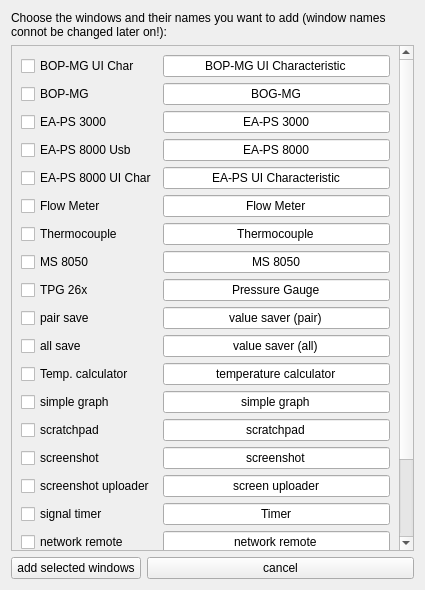
Qt form windowadderwindow.ui (bchjoerni/mlab) before a commit.
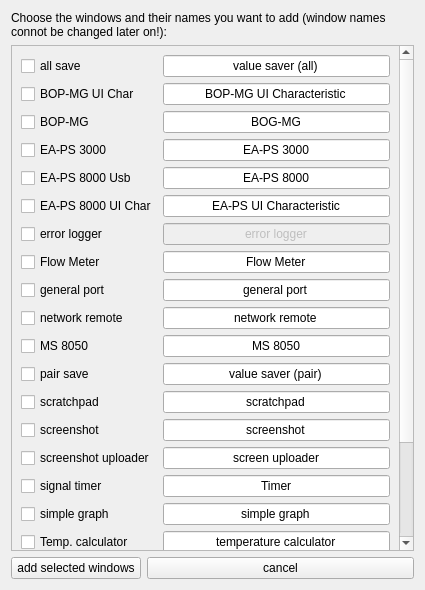
The same form after that commit.

Patch:
```diff
--- a/windowadderwindow.ui
+++ b/windowadderwindow.ui
@@ -23,27 +23,91 @@
       <property name="geometry">
        <rect>
         <x>0</x>
-        <y>-264</y>
+        <y>0</y>
         <width>392</width>
-        <height>789</height>
+        <height>826</height>
        </rect>
       </property>
       <layout class="QGridLayout" name="gridLayout_2">
-       <item row="12" column="0">
-        <widget class="QCheckBox" name="chb_simpleGraph">
+       <item row="6" column="0">
+        <widget class="QCheckBox" name="chb_eaps8000UsbUIChar">
          <property name="text">
-          <string>simple graph</string>
+          <string>EA-PS 8000 UI Char</string>
          </property>
         </widget>
        </item>
-       <item row="0" column="0">
+       <item row="29" column="0">
+        <widget class="QCheckBox" name="chb_thermocouple">
+         <property name="text">
+          <string>Thermocouple</string>
+         </property>
+        </widget>
+       </item>
+       <item row="4" column="0">
+        <widget class="QCheckBox" name="chb_eaps3000">
+         <property name="text">
+          <string>EA-PS 3000</string>
+         </property>
+        </widget>
+       </item>
+       <item row="29" column="1">
+        <widget class="QLineEdit" name="txt_thermocouple">
+         <property name="text">
+          <string>Thermocouple</string>
+         </property>
+         <property name="alignment">
+          <set>Qt::AlignCenter</set>
+         </property>
+        </widget>
+       </item>
+       <item row="27" column="1">
+        <widget class="QLineEdit" name="txt_calcTemperature">
+         <property name="text">
+          <string>temperature calculator</string>
+         </property>
+         <property name="alignment">
+          <set>Qt::AlignCenter</set>
+         </property>
+        </widget>
+       </item>
+       <item row="31" column="1">
+        <widget class="QLineEdit" name="txt_tpg26x">
+         <property name="text">
+          <string>Pressure Gauge</string>
+         </property>
+         <property name="alignment">
+          <set>Qt::AlignCenter</set>
+         </property>
+        </widget>
+       </item>
+       <item row="3" column="1">
+        <widget class="QLineEdit" name="txt_bogMg">
+         <property name="text">
+          <string>BOG-MG</string>
+         </property>
+         <property name="alignment">
+          <set>Qt::AlignCenter</set>
+         </property>
+        </widget>
+       </item>
+       <item row="8" column="1">
+        <widget class="QLineEdit" name="txt_flowMeter">
+         <property name="text">
+          <string>Flow Meter</string>
+         </property>
+         <property name="alignment">
+          <set>Qt::AlignCenter</set>
+         </property>
+        </widget>
+       </item>
+       <item row="2" column="0">
         <widget class="QCheckBox" name="chb_bopmgUiChar">
          <property name="text">
           <string>BOP-MG UI Char</string>
          </property>
         </widget>
        </item>
-       <item row="2" column="1">
+       <item row="4" column="1">
         <widget class="QLineEdit" name="txt_eaps3000">
          <property name="text">
           <string>EA-PS 3000</string>
@@ -53,7 +117,7 @@
          </property>
         </widget>
        </item>
-       <item row="3" column="1">
+       <item row="5" column="1">
         <widget class="QLineEdit" name="txt_eaps8000Usb">
          <property name="text">
           <string>EA-PS 8000</string>
@@ -63,103 +127,48 @@
          </property>
         </widget>
        </item>
-       <item row="14" column="1">
-        <widget class="QLineEdit" name="txt_screenshot">
-         <property name="text">
-          <string>screenshot</string>
-         </property>
-         <property name="alignment">
-          <set>Qt::AlignCenter</set>
-         </property>
-        </widget>
-       </item>
-       <item row="17" column="1">
-        <widget class="QLineEdit" name="txt_signalTimer">
-         <property name="text">
-          <string>Timer</string>
-         </property>
-         <property name="alignment">
-          <set>Qt::AlignCenter</set>
-         </property>
-        </widget>
-       </item>
-       <item row="21" column="0">
-        <widget class="QCheckBox" name="chb_powerMeterTest">
-         <property name="text">
-          <string>TEST power meter</string>
-         </property>
-        </widget>
-       </item>
-       <item row="13" column="0">
-        <widget class="QCheckBox" name="chb_scratchpad">
-         <property name="text">
-          <string>scratchpad</string>
-         </property>
-        </widget>
-       </item>
-       <item row="12" column="1">
-        <widget class="QLineEdit" name="txt_simpleGraph">
-         <property name="text">
-          <string>simple graph</string>
-         </property>
-         <property name="alignment">
-          <set>Qt::AlignCenter</set>
-         </property>
-        </widget>
-       </item>
-       <item row="8" column="0">
+       <item row="31" column="0">
         <widget class="QCheckBox" name="chb_tpg26x">
          <property name="text">
           <string>TPG 26x</string>
          </property>
         </widget>
        </item>
-       <item row="3" column="0">
+       <item row="5" column="0">
         <widget class="QCheckBox" name="chb_eaps8000Usb">
          <property name="text">
           <string>EA-PS 8000 Usb</string>
          </property>
         </widget>
        </item>
-       <item row="19" column="0">
+       <item row="42" column="0">
         <widget class="QCheckBox" name="chb_tsh071">
          <property name="text">
           <string>TSH071</string>
          </property>
         </widget>
        </item>
-       <item row="11" column="0">
-        <widget class="QCheckBox" name="chb_calcTemperature">
+       <item row="25" column="1">
+        <widget class="QLineEdit" name="txt_simpleGraph">
          <property name="text">
-          <string>Temp. calculator</string>
+          <string>simple graph</string>
          </property>
-        </widget>
-       </item>
-       <item row="4" column="0">
-        <widget class="QCheckBox" name="chb_eaps8000UsbUIChar">
-         <property name="text">
-          <string>EA-PS 8000 UI Char</string>
+         <property name="alignment">
+          <set>Qt::AlignCenter</set>
          </property>
         </widget>
        </item>
-       <item row="20" column="0">
-        <widget class="QCheckBox" name="chb_generalPort">
+       <item row="14" column="1">
+        <widget class="QLineEdit" name="txt_scratchpad">
          <property name="text">
-          <string>general port</string>
+          <string>scratchpad</string>
          </property>
-        </widget>
-       </item>
-       <item row="10" column="1">
-        <widget class="QLineEdit" name="txt_allSave">
-         <property name="text">
-          <string>value saver (all)</string>
-         </property>
          <property name="alignment">
           <set>Qt::AlignCenter</set>
          </property>
         </widget>
        </item>
-       <item row="7" column="1">
+       <item row="12" column="1">
         <widget class="QLineEdit" name="txt_ms8050">
          <property name="text">
           <string>MS 8050</string>
@@ -169,51 +178,14 @@
          </property>
         </widget>
        </item>
-       <item row="21" column="1">
-        <widget class="QLineEdit" name="txt_test">
+       <item row="8" column="0">
+        <widget class="QCheckBox" name="chb_flowMeter">
          <property name="text">
-          <string>TEST</string>
+          <string>Flow Meter</string>
          </property>
-         <property name="alignment">
-          <set>Qt::AlignCenter</set>
-         </property>
         </widget>
        </item>
-       <item row="15" column="1">
-        <widget class="QLineEdit" name="txt_screenUploader">
-         <property name="text">
-          <string>screen uploader</string>
-         </property>
-         <property name="alignment">
-          <set>Qt::AlignCenter</set>
-         </property>
-        </widget>
-       </item>
-       <item row="6" column="0">
-        <widget class="QCheckBox" name="chb_thermocouple">
-         <property name="text">
-          <string>Thermocouple</string>
-         </property>
-        </widget>
-       </item>
-       <item row="6" column="1">
-        <widget class="QLineEdit" name="txt_thermocouple">
-         <property name="text">
-          <string>Thermocouple</string>
-         </property>
-         <property name="alignment">
-          <set>Qt::AlignCenter</set>
-         </property>
-        </widget>
-       </item>
-       <item row="2" column="0">
-        <widget class="QCheckBox" name="chb_eaps3000">
-         <property name="text">
-          <string>EA-PS 3000</string>
-         </property>
-        </widget>
-       </item>
-       <item row="19" column="1">
+       <item row="42" column="1">
         <widget class="QLineEdit" name="txt_tsh071">
          <property name="text">
           <string>Vacuum pump</string>
@@ -223,7 +195,7 @@
          </property>
         </widget>
        </item>
-       <item row="4" column="1">
+       <item row="6" column="1">
         <widget class="QLineEdit" name="txt_eaps8000UsbUIChar">
          <property name="text">
           <string>EA-PS UI Characteristic</string>
@@ -233,14 +205,7 @@
          </property>
         </widget>
        </item>
-       <item row="5" column="0">
-        <widget class="QCheckBox" name="chb_flowMeter">
-         <property name="text">
-          <string>Flow Meter</string>
-         </property>
-        </widget>
-       </item>
-       <item row="0" column="1">
+       <item row="2" column="1">
         <widget class="QLineEdit" name="txt_bopmgUIChar">
          <property name="text">
           <string>BOP-MG UI Characteristic</string>
@@ -250,82 +215,66 @@
          </property>
         </widget>
        </item>
-       <item row="14" column="0">
-        <widget class="QCheckBox" name="chb_screenshot">
-         <property name="text">
-          <string>screenshot</string>
-         </property>
-        </widget>
-       </item>
-       <item row="13" column="1">
-        <widget class="QLineEdit" name="txt_scratchpad">
-         <property name="text">
-          <string>scratchpad</string>
-         </property>
-         <property name="alignment">
-          <set>Qt::AlignCenter</set>
-         </property>
-        </widget>
-       </item>
-       <item row="11" column="1">
-        <widget class="QLineEdit" name="txt_calcTemperature">
-         <property name="text">
-          <string>temperature calculator</string>
-         </property>
-         <property name="alignment">
-          <set>Qt::AlignCenter</set>
-         </property>
-        </widget>
-       </item>
-       <item row="1" column="0">
+       <item row="3" column="0">
         <widget class="QCheckBox" name="chb_bopMg">
          <property name="text">
           <string>BOP-MG</string>
          </property>
         </widget>
        </item>
-       <item row="15" column="0">
-        <widget class="QCheckBox" name="chb_screenUploader">
+       <item row="24" column="0">
+        <widget class="QCheckBox" name="chb_signalTimer">
          <property name="text">
-          <string>screenshot uploader</string>
+          <string>signal timer</string>
          </property>
         </widget>
        </item>
-       <item row="10" column="0">
+       <item row="1" column="0">
         <widget class="QCheckBox" name="chb_allSave">
          <property name="text">
           <string>all save</string>
          </property>
         </widget>
        </item>
-       <item row="8" column="1">
-        <widget class="QLineEdit" name="txt_tpg26x">
+       <item row="1" column="1">
+        <widget class="QLineEdit" name="txt_allSave">
          <property name="text">
-          <string>Pressure Gauge</string>
+          <string>value saver (all)</string>
          </property>
          <property name="alignment">
           <set>Qt::AlignCenter</set>
          </property>
         </widget>
        </item>
-       <item row="20" column="1">
-        <widget class="QLineEdit" name="txt_generalPort">
-         <property name="text">
-          <string>general port</string>
-         </property>
-         <property name="alignment">
-          <set>Qt::AlignCenter</set>
-         </property>
-        </widget>
-       </item>
-       <item row="9" column="0">
+       <item row="13" column="0">
         <widget class="QCheckBox" name="chb_pairSave">
          <property name="text">
           <string>pair save</string>
          </property>
         </widget>
        </item>
-       <item row="9" column="1">
+       <item row="12" column="0">
+        <widget class="QCheckBox" name="chb_ms8050">
+         <property name="text">
+          <string>MS 8050</string>
+         </property>
+        </widget>
+       </item>
+       <item row="14" column="0">
+        <widget class="QCheckBox" name="chb_scratchpad">
+         <property name="text">
+          <string>scratchpad</string>
+         </property>
+        </widget>
+       </item>
+       <item row="27" column="0">
+        <widget class="QCheckBox" name="chb_calcTemperature">
+         <property name="text">
+          <string>Temp. calculator</string>
+         </property>
+        </widget>
+       </item>
+       <item row="13" column="1">
         <widget class="QLineEdit" name="txt_pairSave">
          <property name="text">
           <string>value saver (pair)</string>
@@ -335,48 +284,72 @@
          </property>
         </widget>
        </item>
-       <item row="1" column="1">
-        <widget class="QLineEdit" name="txt_bogMg">
+       <item row="17" column="1">
+        <widget class="QLineEdit" name="txt_screenshot">
          <property name="text">
-          <string>BOG-MG</string>
+          <string>screenshot</string>
          </property>
          <property name="alignment">
           <set>Qt::AlignCenter</set>
          </property>
         </widget>
        </item>
+       <item row="10" column="0">
+        <widget class="QCheckBox" name="chb_generalPort">
+         <property name="text">
+          <string>general port</string>
+         </property>
+        </widget>
+       </item>
+       <item row="24" column="1">
+        <widget class="QLineEdit" name="txt_signalTimer">
+         <property name="text">
+          <string>Timer</string>
+         </property>
+         <property name="alignment">
+          <set>Qt::AlignCenter</set>
+         </property>
+        </widget>
+       </item>
+       <item row="28" column="1">
+        <widget class="QLineEdit" name="txt_test">
+         <property name="text">
+          <string>TEST</string>
+         </property>
+         <property name="alignment">
+          <set>Qt::AlignCenter</set>
+         </property>
+        </widget>
+       </item>
+       <item row="23" column="0">
+        <widget class="QCheckBox" name="chb_screenUploader">
+         <property name="text">
+          <string>screenshot uploader</string>
+         </property>
+        </widget>
+       </item>
+       <item row="25" column="0">
+        <widget class="QCheckBox" name="chb_simpleGraph">
+         <property name="text">
+          <string>simple graph</string>
+         </property>
+        </widget>
+       </item>
        <item row="17" column="0">
-        <widget class="QCheckBox" name="chb_signalTimer">
+        <widget class="QCheckBox" name="chb_screenshot">
          <property name="text">
-          <string>signal timer</string>
+          <string>screenshot</string>
          </property>
         </widget>
        </item>
-       <item row="7" column="0">
-        <widget class="QCheckBox" name="chb_ms8050">
-         <property name="text">
-          <string>MS 8050</string>
-         </property>
-        </widget>
-       </item>
-       <item row="5" column="1">
-        <widget class="QLineEdit" name="txt_flowMeter">
-         <property name="text">
-          <string>Flow Meter</string>
-         </property>
-         <property name="alignment">
-          <set>Qt::AlignCenter</set>
-         </property>
-        </widget>
-       </item>
-       <item row="18" column="0">
+       <item row="11" column="0">
         <widget class="QCheckBox" name="chb_networkRemote">
          <property name="text">
           <string>network remote</string>
          </property>
         </widget>
        </item>
-       <item row="18" column="1">
+       <item row="11" column="1">
         <widget class="QLineEdit" name="txt_networkRemote">
          <property name="text">
           <string>network remote</string>
@@ -386,6 +359,53 @@
          </property>
         </widget>
        </item>
+       <item row="28" column="0">
+        <widget class="QCheckBox" name="chb_powerMeterTest">
+         <property name="text">
+          <string>TEST power meter</string>
+         </property>
+        </widget>
+       </item>
+       <item row="10" column="1">
+        <widget class="QLineEdit" name="txt_generalPort">
+         <property name="text">
+          <string>general port</string>
+         </property>
+         <property name="alignment">
+          <set>Qt::AlignCenter</set>
+         </property>
+        </widget>
+       </item>
+       <item row="23" column="1">
+        <widget class="QLineEdit" name="txt_screenUploader">
+         <property name="text">
+          <string>screen uploader</string>
+         </property>
+         <property name="alignment">
+          <set>Qt::AlignCenter</set>
+         </property>
+        </widget>
+       </item>
+       <item row="7" column="0">
+        <widget class="QCheckBox" name="chb_errorLog">
+         <property name="text">
+          <string>error logger</string>
+         </property>
+        </widget>
+       </item>
+       <item row="7" column="1">
+        <widget class="QLineEdit" name="txt_errorLog">
+         <property name="enabled">
+          <bool>false</bool>
+         </property>
+         <property name="text">
+          <string>error logger</string>
+         </property>
+         <property name="alignment">
+          <set>Qt::AlignCenter</set>
+         </property>
+        </widget>
+       </item>
       </layout>
      </widget>
     </widget>
```
